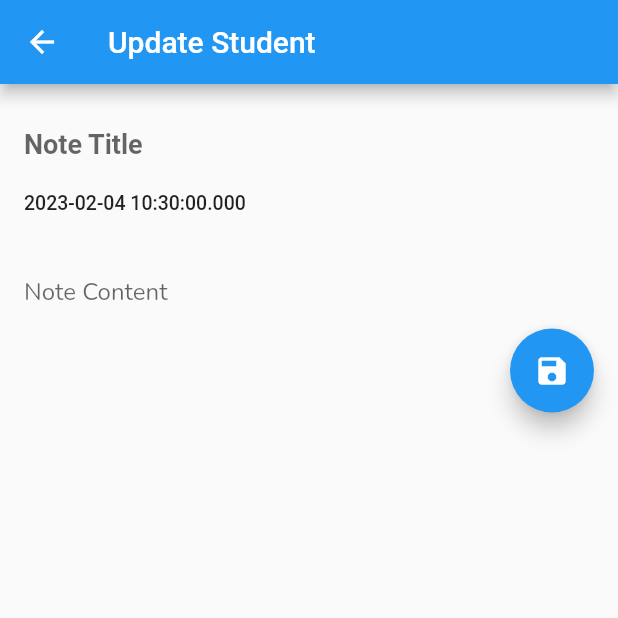
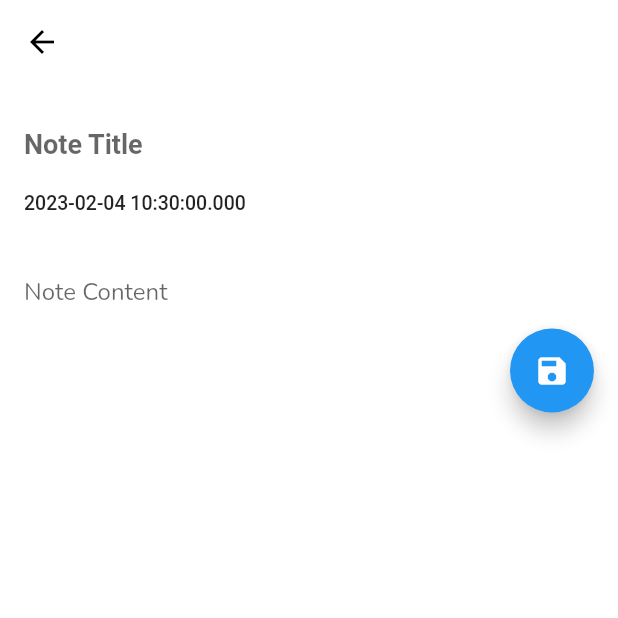
Before and after one commit to SimantoTareq/CURD-Firebase, a Flutter app: the noteReaderScreen screen opened directly with empty values, on a phone screen of 412 x 824 dp, the top half of it. Run offline on Flutter 3.47's test engine with Material 2 defaults, Android fonts, the phone set to English and light mode, and no system bars; our stand-ins replace cloud_firestore, firebase_core, flutter_slidable, google_fonts; accounts and stored records are empty.

Commit message:
color passing done

```diff
--- a/curd/lib/pages/listStudent2.dart
+++ b/curd/lib/pages/listStudent2.dart
@@ -98,8 +98,10 @@ class _studentListState extends State<studentList> {
                     Navigator.push(
                       context,
                       MaterialPageRoute(
-                          builder: (context) =>
-                              noteReaderScreen(id: storedocs[index]['id'])),
+                          builder: (context) => noteReaderScreen(
+                                id: storedocs[index]['id'],
+                                cl_id: storedocs[index]['color_id'],
+                              )),
                     );
                   },
                   child: Container(
--- a/curd/lib/pages/note_reader.dart
+++ b/curd/lib/pages/note_reader.dart
@@ -6,8 +6,9 @@ import 'package:flutter/src/widgets/framework.dart';
 
 class noteReaderScreen extends StatefulWidget {
   final String id;
+  final int cl_id;
 
-  noteReaderScreen({super.key, required this.id});
+  noteReaderScreen({super.key, required this.id, required this.cl_id});
 
   @override
   State<noteReaderScreen> createState() => _noteReaderScreenState();
@@ -31,9 +32,14 @@ class _noteReaderScreenState extends State<noteReaderScreen> {
   String date = DateTime.now().toString();
   @override
   Widget build(BuildContext context) {
+    int? color_id = widget.cl_id;
     return Scaffold(
+      backgroundColor: Appstyle.cardsColor[color_id],
       appBar: AppBar(
-        title: Text("Update Student"),
+        backgroundColor: Appstyle.cardsColor[color_id],
+        iconTheme: IconThemeData(color: Colors.black),
+        elevation: 0.0,
+        //title: Text("Update Student"),
       ),
       body: newMethod(),
     );
```
